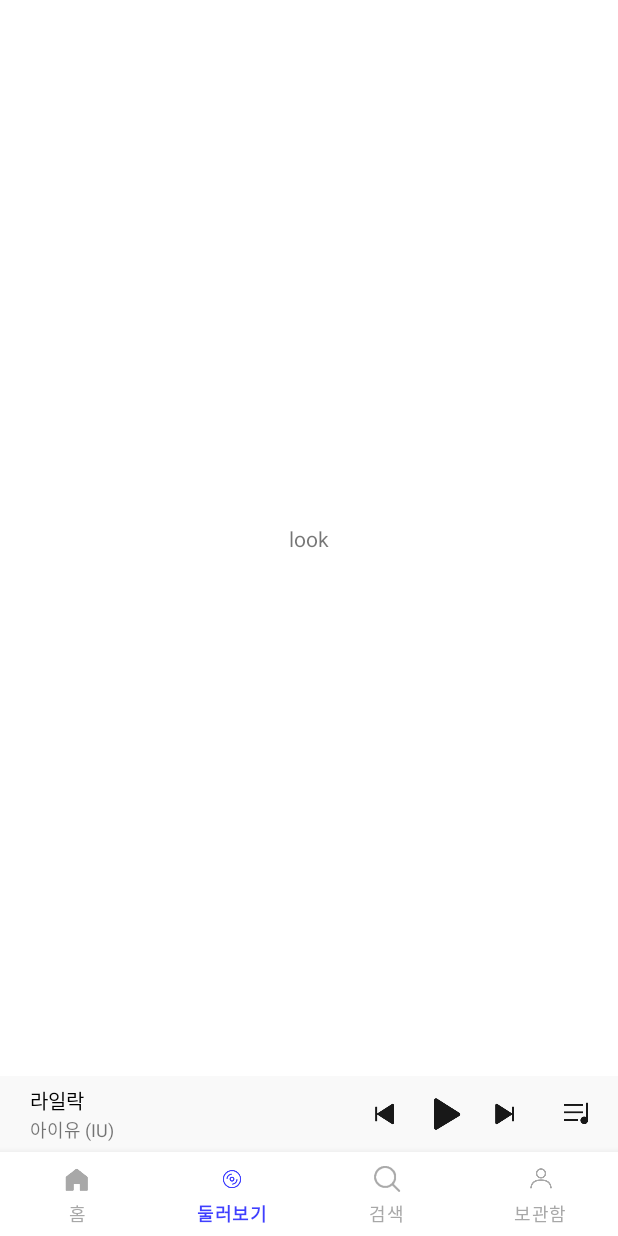
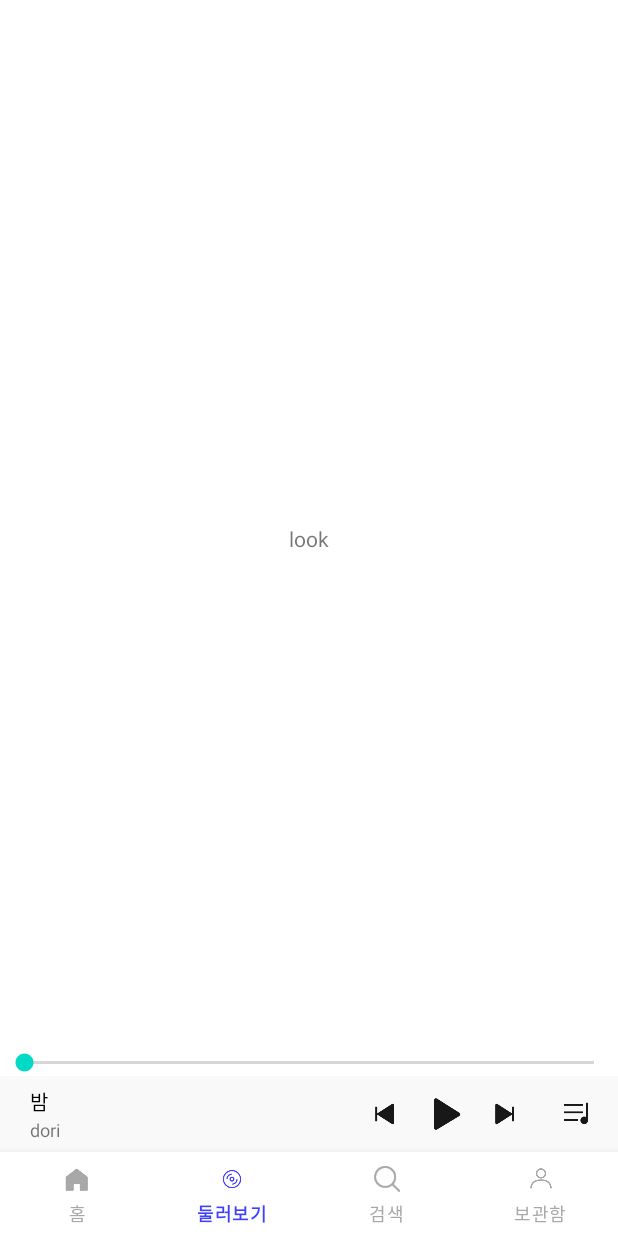
Before and after one commit to sum130/UMC_Android, an Android app: the screen it shows after launch (MainActivity), item 2 of the bottom bar chosen, on a phone screen of 412 x 824 dp. Run offline under Robolectric (Android 15) with nearby library versions, the phone set to English and light mode, and no system bars; 1 statement that could not run was skipped.

Commit message:
#5 mission set

```diff
--- a/udemy_android_template_bottomnavi-main/app/build.gradle
+++ b/udemy_android_template_bottomnavi-main/app/build.gradle
@@ -46,5 +46,6 @@ dependencies {
     androidTestImplementation 'androidx.test.espresso:espresso-core:3.4.0'
     implementation 'me.relex:circleindicator:2.1.6'
     implementation 'androidx.core:core-splashscreen:1.0.0-alpha01'
+    implementation 'com.google.code.gson:gson:2.8.7'// GSON
 
 }
--- a/udemy_android_template_bottomnavi-main/app/src/main/java/com/example/flo/MainActivity.kt
+++ b/udemy_android_template_bottomnavi-main/app/src/main/java/com/example/flo/MainActivity.kt
@@ -9,10 +9,16 @@ import android.widget.Toast
 import androidx.activity.result.contract.ActivityResultContract
 import androidx.activity.result.contract.ActivityResultContracts
 import com.example.flo.databinding.ActivityMainBinding
+import com.google.gson.Gson
 
 class MainActivity : AppCompatActivity() {
 
     lateinit var binding: ActivityMainBinding
+
+    private var song:Song = Song()
+    private var gson: Gson = Gson()
+
+
 
     private val getResultText = registerForActivityResult(ActivityResultContracts.StartActivityForResult()){
             result -> if(result.resultCode == Activity.RESULT_OK){
@@ -27,7 +33,7 @@ class MainActivity : AppCompatActivity() {
         binding = ActivityMainBinding.inflate(layoutInflater)
         setContentView(binding.root)
 
-        val song = Song(binding.mainMiniplayerTitleTv.text.toString(), binding.mainMiniplayerSingerTv.text.toString(), 0,60,false)
+        val song = Song(binding.mainMiniplayerTitleTv.text.toString(), binding.mainMiniplayerSingerTv.text.toString(), 0,60,false, "music_Night")
 
 
         binding.mainPlayerCl.setOnClickListener{
@@ -38,6 +44,7 @@ class MainActivity : AppCompatActivity() {
             intent.putExtra("second", song.second)
             intent.putExtra("playTime", song.playTime)
             intent.putExtra("isPlaying", song.isPlaying)
+            intent.putExtra("music", song.music)
             startActivity(intent)
             getResultText.launch(intent)
         }
@@ -88,4 +95,24 @@ class MainActivity : AppCompatActivity() {
             false
         }
     }
+
+    private fun setMiniPlayer(song: Song){
+        binding.mainMiniplayerSingerTv.text = song.singer
+        binding.mainMiniplayerTitleTv.text = song.title
+        binding.seekBar.progress = (song.second*100000)/song.playTime
+    }
+    override fun onStart() {
+        super.onStart()
+        val sharedPreferences = getSharedPreferences("song", MODE_PRIVATE)
+        val songJson = sharedPreferences.getString("songData", null)
+
+        song = if(songJson ==null){
+            Song("밤", "dori", 0, 60, false, "music_Night")
+        }else{
+            gson.fromJson(songJson, Song::class.java)
+        }
+
+        setMiniPlayer(song)
+
+    }
 }
--- a/udemy_android_template_bottomnavi-main/app/src/main/java/com/example/flo/Song.kt
+++ b/udemy_android_template_bottomnavi-main/app/src/main/java/com/example/flo/Song.kt
@@ -5,5 +5,6 @@ data class Song(
     val singer : String = "",
     var second: Int = 0,
     var playTime : Int = 0,
-    var isPlaying: Boolean = false
+    var isPlaying: Boolean = false,
+    var music : String = ""
 )
--- a/udemy_android_template_bottomnavi-main/app/src/main/res/layout/activity_main.xml
+++ b/udemy_android_template_bottomnavi-main/app/src/main/res/layout/activity_main.xml
@@ -12,8 +12,18 @@
         android:layout_height="0dp"
 
         app:layout_constraintBottom_toTopOf="@id/main_player_cl"
-        app:layout_constraintTop_toTopOf="parent" />
+        app:layout_constraintTop_toTopOf="parent" >
 
+
+    </FrameLayout>
+
+    <SeekBar
+        android:id="@+id/seekBar"
+        android:layout_width="match_parent"
+        android:layout_height="wrap_content"
+        app:layout_constraintBottom_toBottomOf="@+id/main_frm"
+        app:layout_constraintEnd_toEndOf="parent"
+        app:layout_constraintStart_toStartOf="parent" />
 
     <androidx.constraintlayout.widget.ConstraintLayout
         android:id="@+id/main_player_cl"
@@ -21,7 +31,8 @@
         android:layout_height="wrap_content"
         app:layout_constraintBottom_toTopOf="@id/main_bnv"
         android:paddingVertical="5dp"
-        android:background="#F9F9F9">
+        android:background="#F9F9F9"
+        >
 
         <LinearLayout
             android:layout_width="wrap_content"
```
Also changed, not shown: udemy_android_template_bottomnavi-main/app/src/main/java/com/example/flo/SongActivity.kt (+32 -5 lines), udemy_android_template_bottomnavi-main/app/src/main/res/drawable/flologo.png (added).
